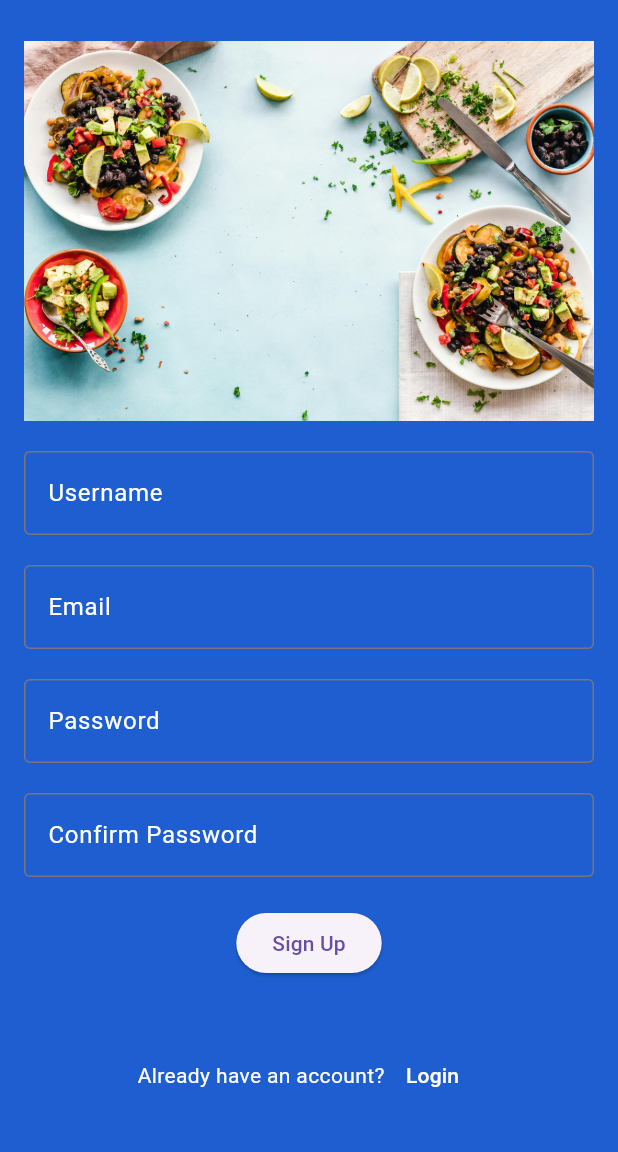
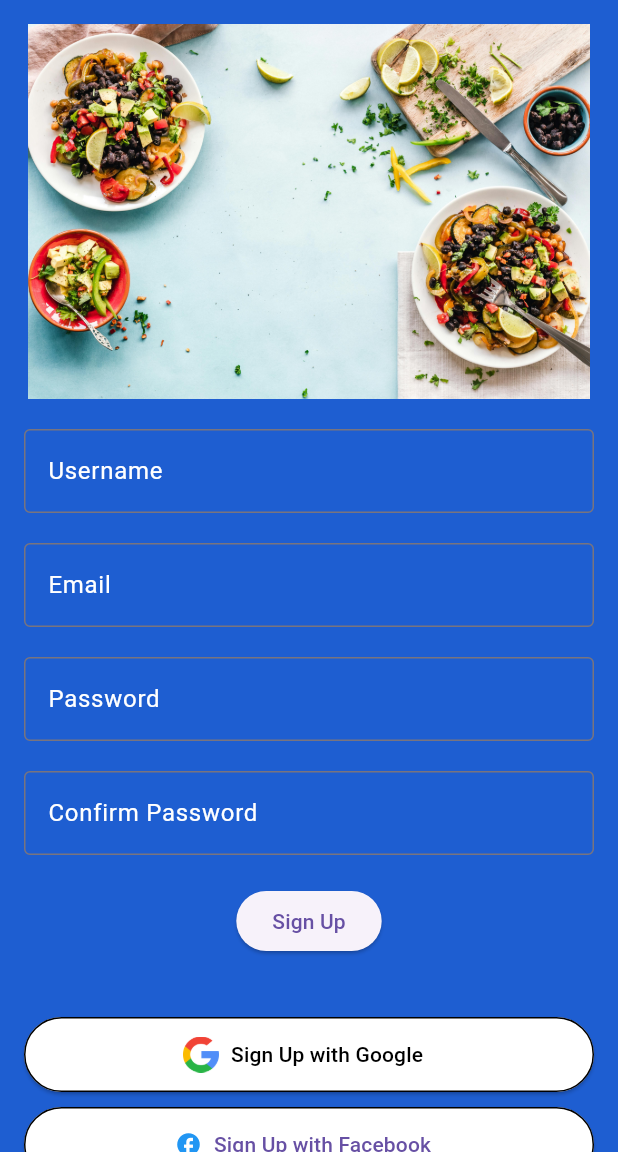
Before and after one commit to ST60002CEM/batch32b-Sonu0103, a Flutter app: the SignUpScreen screen opened directly, on a phone screen of 412 x 824 dp, the part 84-1236 px from its top. Run offline on Flutter 3.47's test engine with Material 3 defaults, Android fonts, the phone set to English and light mode, and no system bars; our stand-ins replace google_sign_in, sign_in_with_apple; missing offline and left inert: flutter_facebook_auth.

Commit message:
some changes in signup page

```diff
--- a/foodie/lib/app/app.dart
+++ b/foodie/lib/app/app.dart
@@ -11,7 +11,7 @@ class App extends StatelessWidget {
   Widget build(BuildContext context) {
     return MaterialApp(
       debugShowCheckedModeBanner: false,
-      home: DashboardScreen(),
+      home: SignUpScreen(),
     );
   }
 }
--- a/foodie/lib/screen/login.dart
+++ b/foodie/lib/screen/login.dart
@@ -2,7 +2,6 @@ import 'package:flutter/material.dart';
 import 'package:foodie/screen/dashboard_screen.dart';
 import 'package:foodie/screen/signup_screen.dart';
 import 'package:google_sign_in/google_sign_in.dart';
-import 'package:sign_in_with_apple/sign_in_with_apple.dart';
 import 'package:flutter_facebook_auth/flutter_facebook_auth.dart';
 
 class LoginScreen extends StatefulWidget {
--- a/foodie/lib/screen/signup_screen.dart
+++ b/foodie/lib/screen/signup_screen.dart
@@ -1,4 +1,8 @@
 import 'package:flutter/material.dart';
+import 'package:foodie/screen/login.dart';
+import 'package:google_sign_in/google_sign_in.dart';
+import 'package:sign_in_with_apple/sign_in_with_apple.dart';
+import 'package:flutter_facebook_auth/flutter_facebook_auth.dart';
 
 class SignUpScreen extends StatefulWidget {
   const SignUpScreen({Key? key}) : super(key: key);
@@ -12,8 +16,45 @@ class _SignUpScreenState extends State<SignUpScreen> {
   final TextEditingController _usernameController = TextEditingController();
   final TextEditingController _emailController = TextEditingController();
   final TextEditingController _passwordController = TextEditingController();
-  final TextEditingController _confirmPasswordController =
-  TextEditingController();
+  final TextEditingController _confirmPasswordController = TextEditingController();
+
+  final GoogleSignIn _googleSignIn = GoogleSignIn();
+
+  Future<void> _handleGoogleSignIn() async {
+    try {
+      await _googleSignIn.signIn();
+      // Handle successful login here
+    } catch (error) {
+      // Handle login error here
+    }
+  }
+
+  Future<void> _handleFacebookSignIn() async {
+    try {
+      final result = await FacebookAuth.instance.login();
+      if (result.status == LoginStatus.success) {
+        // Handle successful login here
+      } else {
+        // Handle login error here
+      }
+    } catch (error) {
+      // Handle login error here
+    }
+  }
+
+  Future<void> _handleAppleSignIn() async {
+    try {
+      final appleCredential = await SignInWithApple.getAppleIDCredential(
+        scopes: [
+          AppleIDAuthorizationScopes.email,
+          AppleIDAuthorizationScopes.fullName,
+        ],
+      );
+      // Handle successful login here
+    } catch (error) {
+      // Handle login error here
+    }
+  }
 
   @override
   Widget build(BuildContext context) {
@@ -39,11 +80,9 @@ class _SignUpScreenState extends State<SignUpScreen> {
               children: <Widget>[
                 Image.asset(
                   'assets/images/new.jpg',
-
+                  height: 250, // Adjust the height as needed
                 ),
-                SizedBox(
-                  height: 20.0, // Adjust the gap height as needed
-                ),
+                const SizedBox(height: 20),
                 TextFormField(
                   controller: _usernameController,
                   decoration: const InputDecoration(
@@ -125,6 +164,43 @@ class _SignUpScreenState extends State<SignUpScreen> {
                   child: const Text('Sign Up'),
                 ),
                 const SizedBox(height: 40),
+                ElevatedButton.icon(
+                  onPressed: _handleGoogleSignIn,
+                  icon: Image.asset(
+                    'assets/images/google.png', // Ensure you have a Google logo asset
+                    height: 24.0,
+                    width: 24.0,
+                  ),
+                  label: const Text('Sign Up with Google'),
+                  style: ElevatedButton.styleFrom(
+                    foregroundColor: Colors.black, backgroundColor: Colors.white, // Button text color
+                    minimumSize: const Size(double.infinity, 50), // Button size
+                    side: const BorderSide(color: Colors.black), // Button border
+                  ),
+                ),
+                const SizedBox(height: 10),
+                ElevatedButton.icon(
+                  onPressed: _handleFacebookSignIn,
+                  icon: const Icon(Icons.facebook, color: Colors.blue),
+                  label: const Text('Sign Up with Facebook'),
+                  style: ElevatedButton.styleFrom(
+                    backgroundColor: Colors.white, // Facebook blue
+                    minimumSize: const Size(double.infinity, 50), // Button size
+                    side: const BorderSide(color: Colors.black), // Button border
+                  ),
+                ),
+                const SizedBox(height: 10),
+                ElevatedButton.icon(
+                  onPressed: _handleAppleSignIn,
+                  icon: const Icon(Icons.apple, color: Colors.black),
+                  label: const Text('Sign Up with Apple'),
+                  style: ElevatedButton.styleFrom(
+                    backgroundColor: Colors.white, // Apple black
+                    minimumSize: const Size(double.infinity, 50), // Button size
+                    side: const BorderSide(color: Colors.black), // Button border
+                  ),
+                ),
+                const SizedBox(height: 20),
                 Row(
                   mainAxisAlignment: MainAxisAlignment.center,
                   children: [
@@ -134,7 +210,10 @@ class _SignUpScreenState extends State<SignUpScreen> {
                     ),
                     TextButton(
                       onPressed: () {
-                        // Navigate to the login screen
+                        Navigator.push(
+                          context,
+                          MaterialPageRoute(builder: (context) => LoginScreen()),
+                        );
                       },
                       child: Text(
                         'Login',
```
Also changed, not shown: foodie/lib/screen/dashboard_screen.dart (+4 -6 lines).
